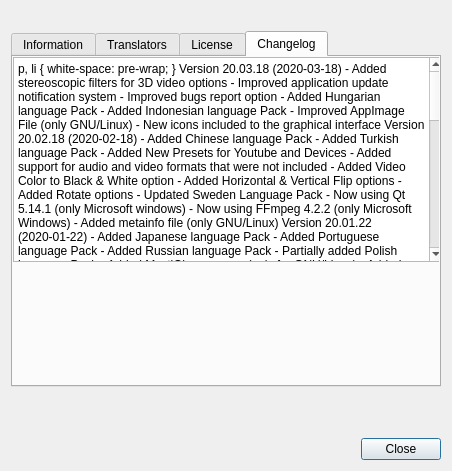
The window that ui/aboutdialog.ui (swl-x/MystiQ) describes before a commit, drawn with Qt 5.
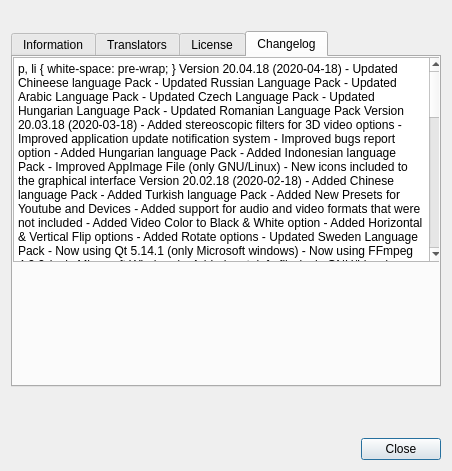
The same window after the commit. The open tabs and pages were chosen to show the change. Icons and pictures are not drawn.

Commit message: Updated some language Packs

```diff
--- a/ui/aboutdialog.ui
+++ b/ui/aboutdialog.ui
@@ -296,6 +296,14 @@
 &lt;html&gt;&lt;head&gt;&lt;meta name=&quot;qrichtext&quot; content=&quot;1&quot; /&gt;&lt;style type=&quot;text/css&quot;&gt;
 p, li { white-space: pre-wrap; }
 &lt;/style&gt;&lt;/head&gt;&lt;body style=&quot; font-family:'Fira Sans'; font-size:10pt; font-weight:400; font-style:normal;&quot;&gt;
+&lt;p style=&quot; margin-top:0px; margin-bottom:0px; margin-left:0px; margin-right:0px; -qt-block-indent:0; text-indent:0px;&quot;&gt;&lt;span style=&quot; font-weight:600;&quot;&gt;Version 20.04.18 (2020-04-18)&lt;/span&gt;&lt;/p&gt;
+&lt;p style=&quot; margin-top:0px; margin-bottom:0px; margin-left:0px; margin-right:0px; -qt-block-indent:0; text-indent:0px;&quot;&gt; - Updated Chineese language Pack&lt;/p&gt;
+&lt;p style=&quot; margin-top:0px; margin-bottom:0px; margin-left:0px; margin-right:0px; -qt-block-indent:0; text-indent:0px;&quot;&gt; - Updated Russian Language Pack&lt;/p&gt;
+&lt;p style=&quot; margin-top:0px; margin-bottom:0px; margin-left:0px; margin-right:0px; -qt-block-indent:0; text-indent:0px;&quot;&gt; - Updated Arabic Language Pack&lt;/p&gt;
+&lt;p style=&quot; margin-top:0px; margin-bottom:0px; margin-left:0px; margin-right:0px; -qt-block-indent:0; text-indent:0px;&quot;&gt; - Updated Czech Language Pack&lt;/p&gt;
+&lt;p style=&quot; margin-top:0px; margin-bottom:0px; margin-left:0px; margin-right:0px; -qt-block-indent:0; text-indent:0px;&quot;&gt; - Updated Hungarian Language Pack&lt;/p&gt;
+&lt;p style=&quot; margin-top:0px; margin-bottom:0px; margin-left:0px; margin-right:0px; -qt-block-indent:0; text-indent:0px;&quot;&gt; - Updated Romanian Language Pack&lt;/p&gt;
+&lt;p style=&quot;-qt-paragraph-type:empty; margin-top:0px; margin-bottom:0px; margin-left:0px; margin-right:0px; -qt-block-indent:0; text-indent:0px; font-weight:600;&quot;&gt;&lt;br /&gt;&lt;/p&gt;
 &lt;p style=&quot; margin-top:0px; margin-bottom:0px; margin-left:0px; margin-right:0px; -qt-block-indent:0; text-indent:0px;&quot;&gt;&lt;span style=&quot; font-weight:600;&quot;&gt;Version 20.03.18 (2020-03-18)&lt;/span&gt;&lt;/p&gt;
 &lt;p style=&quot; margin-top:0px; margin-bottom:0px; margin-left:0px; margin-right:0px; -qt-block-indent:0; text-indent:0px;&quot;&gt; - Added stereoscopic filters for 3D video options&lt;/p&gt;
 &lt;p style=&quot; margin-top:0px; margin-bottom:0px; margin-left:0px; margin-right:0px; -qt-block-indent:0; text-indent:0px;&quot;&gt; - Improved application update notification system&lt;/p&gt;
```
The commit also changes 29 other files.
